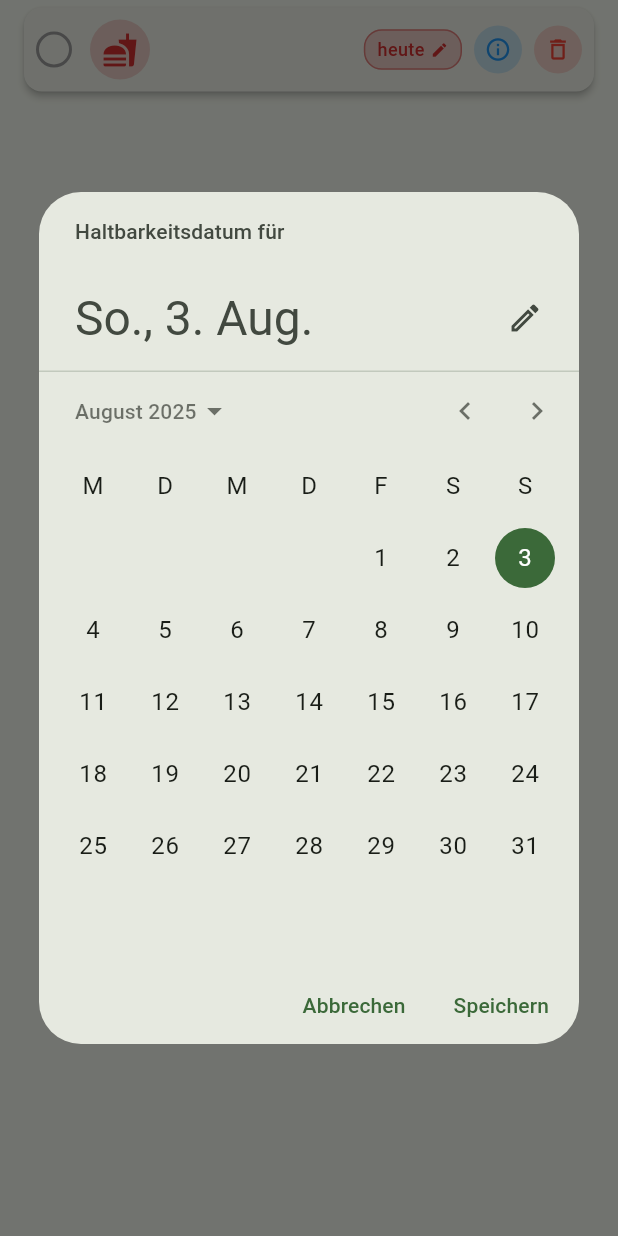
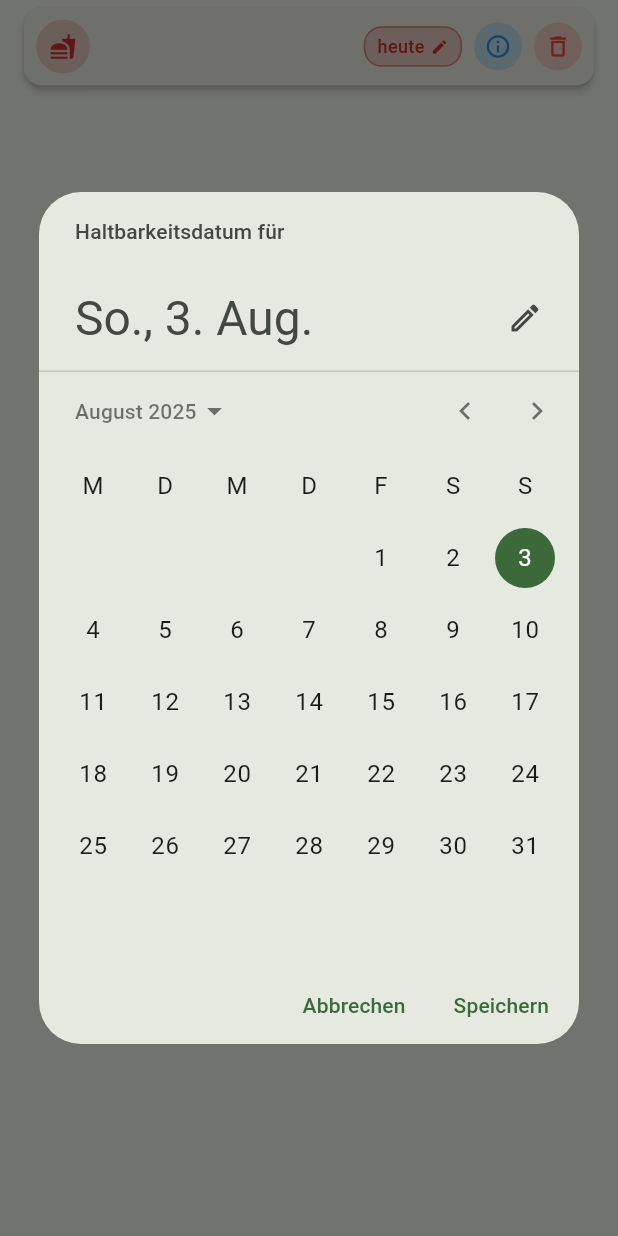
Before and after one commit to Soulbrot1/essensretter, a Flutter app: the FoodCard widget shown alone on an empty page, opened directly with empty values, after a tap on "heute", on a phone screen of 412 x 824 dp. Run offline on Flutter 3.47's test engine with Material 3 defaults, Android fonts, the phone set to English and light mode, and no system bars; our stand-ins replace dartz, equatable, flutter_bloc, flutter_dotenv, flutter_local_notifications, get_it and 5 more; accounts and stored records are empty.

Commit message:
checkboxen weg

```diff
--- a/lib/features/food_tracking/presentation/widgets/food_card.dart
+++ b/lib/features/food_tracking/presentation/widgets/food_card.dart
@@ -30,32 +30,14 @@ class FoodCard extends StatelessWidget {
               onTap: () {
                 context.read<FoodBloc>().add(ToggleConsumedEvent(food.id));
               },
-              child: Container(
-                width: 24,
-                height: 24,
-                decoration: BoxDecoration(
-                  shape: BoxShape.circle,
-                  border: Border.all(
-                    color: food.isConsumed ? Colors.green : Colors.grey,
-                    width: 2,
-                  ),
-                  color: food.isConsumed ? Colors.green : Colors.transparent,
+              child: CircleAvatar(
+                backgroundColor: urgencyColor.withValues(alpha: 0.2),
+                radius: 18,
+                child: Icon(
+                  _getCategoryIcon(food.category),
+                  color: urgencyColor,
+                  size: 18,
                 ),
-                child: food.isConsumed
-                    ? const Icon(
-                        Icons.check,
-                        color: Colors.white,
-                        size: 16,
-                      )
-                    : null,
-              ),
-            ),
-            const SizedBox(width: 12),
-            CircleAvatar(
-              backgroundColor: urgencyColor.withValues(alpha: 0.2),
-              child: Icon(
-                _getCategoryIcon(food.category),
-                color: urgencyColor,
               ),
             ),
             const SizedBox(width: 12),
```
